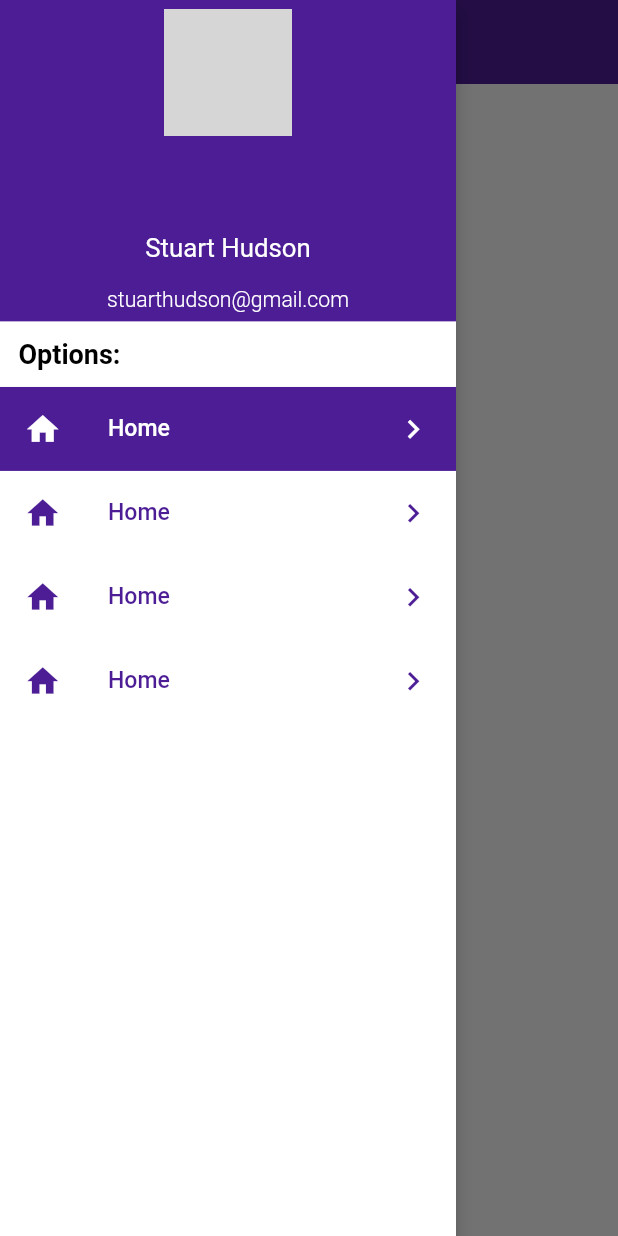
After one commit to GeekyAnts/flutter-starter, a Flutter app: the SideDrawer screen opened by its route, with the side drawer open, on a phone screen of 412 x 824 dp. The commit adds this screen. Run offline on Flutter 3.47's test engine with Material 2 defaults, Android fonts, the phone set to English and light mode, and no system bars; our stand-ins replace bloc, cached_network_image, equatable, flutter_bloc, flutter_svg, fluttertoast and 2 more; missing offline and left inert: razorpay_flutter; network calls fail; project files that could hold a hidden picture were left out; grey boxes are pictures that could not be loaded.

Commit message:
Added side drawer

```diff
--- a/app/lib/src/routes/index.dart
+++ b/app/lib/src/routes/index.dart
@@ -18,6 +18,7 @@ import 'package:app/src/screens/templates/news/view_news.dart';
 import 'package:app/src/screens/templates/payment/payments.dart';
 import 'package:app/src/screens/templates/profile/edit_profile.dart';
 import 'package:app/src/screens/templates/profile/profile.dart';
+import 'package:app/src/screens/templates/side_drawer/side_drawer.dart';
 import 'package:app/src/screens/templates/templates_home.dart';
 import 'package:app/src/splash_screen.dart';
 import 'package:flutter/material.dart';
@@ -36,6 +37,10 @@ Route routes(RouteSettings settings) {
     //Template Home
     case '/templates-home':
       return MaterialPageRoute(builder: (_) => TemplatesHome());
+
+    //Side Drawer
+    case '/side-drawer':
+      return MaterialPageRoute(builder: (_) => SideDrawer());
 
     //Login
     case '/welcome':
--- /dev/null
+++ b/app/lib/src/screens/templates/side_drawer/side_drawer.dart
@@ -0,0 +1,155 @@
+import 'package:app/src/utils/size_utils.dart';
+import 'package:flutter/material.dart';
+
+class SideDrawer extends StatefulWidget {
+  @override
+  _SideDrawerState createState() => _SideDrawerState();
+}
+
+class _SideDrawerState extends State<SideDrawer> {
+  List<Map> items = [
+    {'name': 'Home', 'icon': Icons.home},
+    {'name': 'Home', 'icon': Icons.home},
+    {'name': 'Home', 'icon': Icons.home},
+    {'name': 'Home', 'icon': Icons.home},
+  ];
+  int selectedIndex = 0;
+  @override
+  Widget build(BuildContext context) {
+    return Scaffold(
+      appBar: AppBar(
+        brightness: Brightness.dark,
+        elevation: 0,
+        title: Text('Drawer'),
+        centerTitle: false,
+      ),
+      body: Center(
+        child: Text("Custom Drawer Template"),
+      ),
+      drawer: Drawer(
+        elevation: 5,
+        child: Container(
+          height: double.infinity,
+          color: Colors.white,
+          child: SingleChildScrollView(
+            physics: ScrollPhysics(),
+            child: Column(
+              crossAxisAlignment: CrossAxisAlignment.start,
+              children: [
+                _head(context),
+                _lists(context),
+              ],
+            ),
+          ),
+        ),
+      ),
+    );
+  }
+
+  Widget _head(context) => Container(
+        color: Theme.of(context).primaryColor,
+        width: double.infinity,
+        height: MediaQuery.of(context).size.height * 0.26,
+        padding:
+            EdgeInsets.symmetric(horizontal: 40.toWidth, vertical: 10.toHeight),
+        child: SafeArea(
+          child: Column(
+            mainAxisAlignment: MainAxisAlignment.start,
+            crossAxisAlignment: CrossAxisAlignment.center,
+            children: [
+              Container(
+                height: 85,
+                width: 85,
+                decoration: BoxDecoration(
+                  shape: BoxShape.circle,
+                  image: DecorationImage(
+                    fit: BoxFit.cover,
+                    image: NetworkImage(
+                      'https://i2.wp.com/www.aag.co.uk/wp-content/uploads/2014/06/Stuart-e1481116612125.jpg?ssl=1&resize=370,420&quality=80)',
+                    ),
+                  ),
+                ),
+              ),
+              Spacer(flex: 4),
+              Text(
+                "Stuart Hudson",
+                style: Theme.of(context).textTheme.bodyText1.copyWith(
+                      fontSize: 28.toFont,
+                      fontWeight: FontWeight.w400,
+                    ),
+              ),
+              Spacer(flex: 1),
+              Text(
+                "stuarthudson@gmail.com",
+                style: Theme.of(context).textTheme.bodyText1.copyWith(
+                      fontSize: 23.toFont,
+                      fontWeight: FontWeight.w300,
+                    ),
+              ),
+            ],
+          ),
+        ),
+      );
+
+  Widget _lists(context) => Container(
+        child: Column(
+          crossAxisAlignment: CrossAxisAlignment.start,
+          children: [
+            Container(
+              width: double.infinity,
+              padding: EdgeInsets.symmetric(
+                  horizontal: 20.toWidth, vertical: 20.toHeight),
+              child: Text(
+                "Options:",
+                style: Theme.of(context).textTheme.headline4,
+              ),
+            ),
+            MediaQuery.removePadding(
+              context: context,
+              removeTop: true,
+              removeBottom: true,
+              child: ListView.builder(
+                physics: NeverScrollableScrollPhysics(),
+                shrinkWrap: true,
+                itemCount: items.length,
+                itemBuilder: (context, index) {
+                  return Container(
+                    color: (selectedIndex == index)
+                        ? Theme.of(context).primaryColor
+                        : Colors.white,
+                    child: ListTile(
+                      leading: Icon(
+                        items[index]['icon'],
+                        size: 25,
+                        color: (selectedIndex == index)
+                            ? Colors.white
+                            : Theme.of(context).primaryColor,
+                      ),
+                      title: Text(items[index]['name'],
+                          style: TextStyle(
+                            color: (selectedIndex == index)
+                                ? Colors.white
+                                : Theme.of(context).primaryColor,
+                            fontSize: 25.toFont,
+                          )),
+                      onTap: () {
+                        setState(() {
+                          selectedIndex = index;
+                        });
+                      },
+                      trailing: Icon(
+                        Icons.chevron_right_outlined,
+                        size: 25,
+                        color: (selectedIndex == index)
+                            ? Colors.white
+                            : Theme.of(context).primaryColor,
+                      ),
+                    ),
+                  );
+                },
+              ),
+            ),
+          ],
+        ),
+      );
+}
--- a/app/lib/src/screens/templates/templates_home.dart
+++ b/app/lib/src/screens/templates/templates_home.dart
@@ -1,28 +1,25 @@
 import 'package:app/src/screens/templates/chat/models/chat.dart';
-import 'package:app/src/screens/templates/chat/widgets/chat_tile.dart';
 import 'package:app/src/screens/templates/delivery/dashboard.dart';
 import 'package:app/src/screens/templates/login/welcome.dart';
 import 'package:app/src/screens/templates/news/news.dart';
 import 'package:app/src/screens/templates/payment/payments.dart';
 import 'package:app/src/screens/templates/profile/profile.dart';
-import 'package:app/src/utils/size_utils.dart';
+import 'package:app/src/screens/templates/side_drawer/side_drawer.dart';
 import 'package:flutter/material.dart';
 
 class TemplatesHome extends StatelessWidget {
-  List<Map> _templates = [
-    {'title': 'Login Module', 'widget': WelcomeScreen(), 'path': '/welcome'},
-    {
-      'title': 'Delivery App',
-      'widget': DeliveryDashboard(),
-      'path': '/delivery'
-    },
-    {'title': 'Chat App', 'widget': Chat(), 'path': '/chat'},
-    {'title': 'Payment', 'widget': Payments(), 'path': '/payment'},
-    {'title': 'Profile', 'widget': ProfileScreen(), 'path': '/profile'},
-    {'title': 'News', 'widget': News(), 'path': '/news'},
-  ];
   @override
   Widget build(BuildContext context) {
+    List<Map> _templates = [
+      {'title': 'Login Module', 'path': '/welcome'},
+      {'title': 'Delivery App', 'path': '/delivery'},
+      {'title': 'Chat App', 'path': '/chat'},
+      {'title': 'Payment', 'path': '/payment'},
+      {'title': 'Profile', 'path': '/profile'},
+      {'title': 'Side Drawer', 'path': '/side-drawer'},
+      {'title': 'News', 'path': '/news'},
+    ];
+
     return Scaffold(
       appBar: AppBar(
         brightness: Brightness.dark,
```
